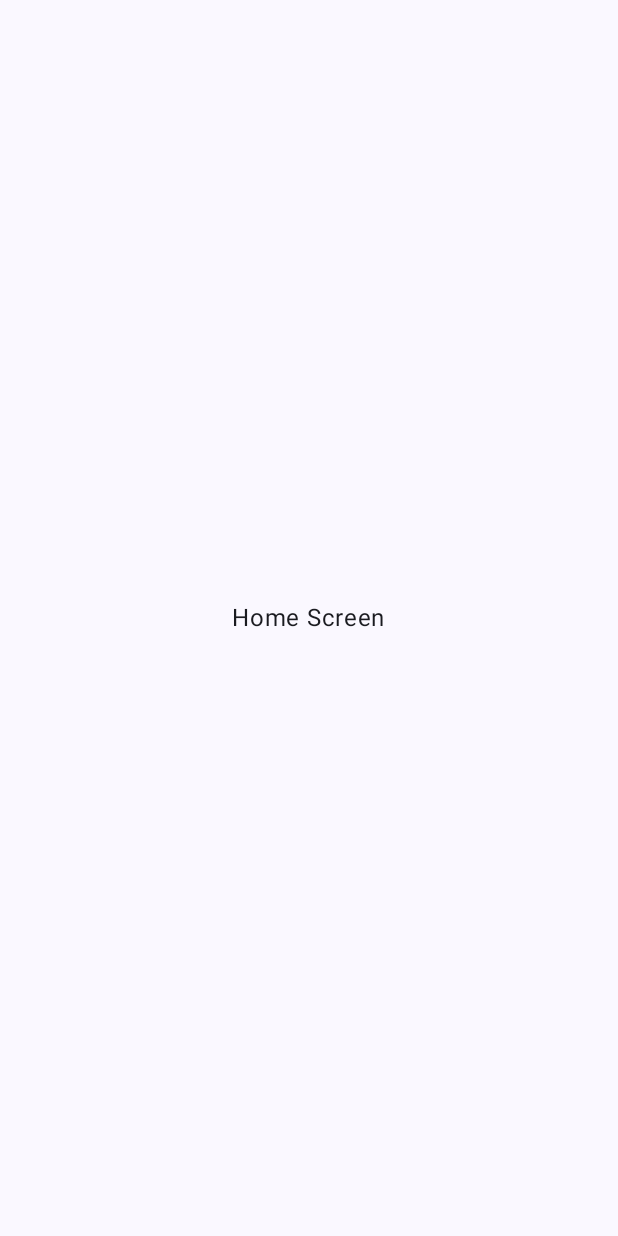
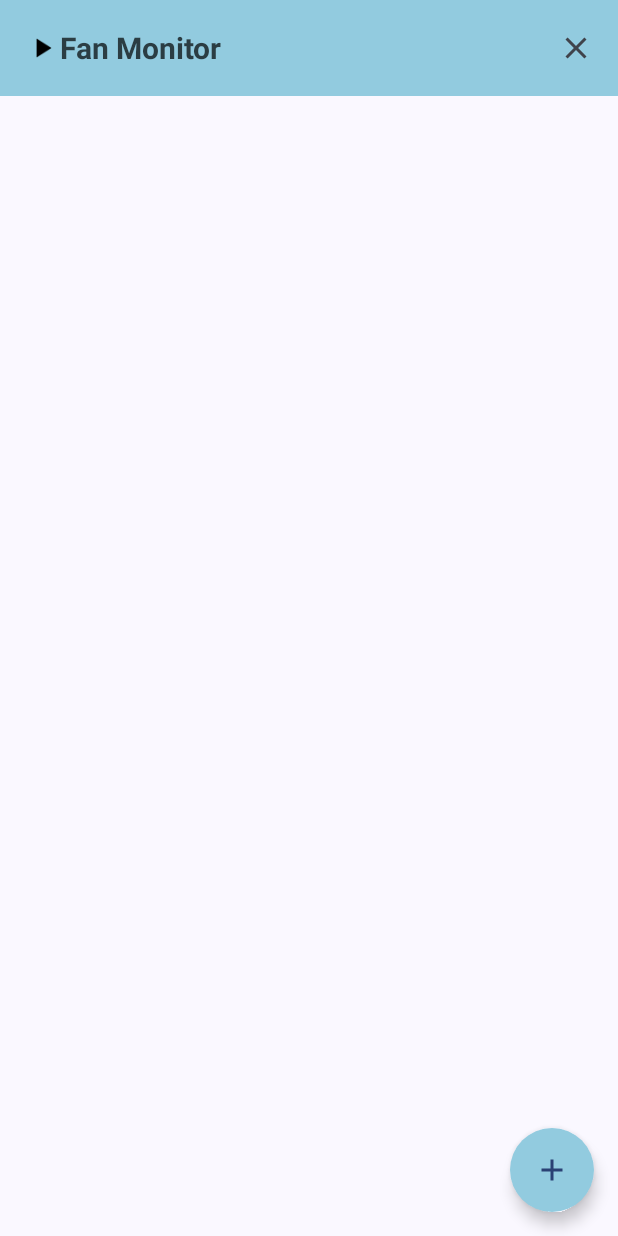
Before and after one commit to ivek81cro/Fan_Monitor_Full, an Android app built with Jetpack Compose: the FanMonitorHomeScreen screen opened through its navigation route, on a phone screen of 412 x 824 dp. Before the commit the screen is almost empty. Run offline under Robolectric (Android 15) with nearby library versions, the phone set to English and light mode, and no system bars; our stand-ins replace Firebase (no records; nobody signed in at launch, a user with empty details on screens opened directly).

Commit message:
building topappbar on homescreen

```diff
--- a/app/src/main/java/com/example/fanmonitor/screens/home/Fan MonitorHomeScreen.kt
+++ b/app/src/main/java/com/example/fanmonitor/screens/home/Fan MonitorHomeScreen.kt
@@ -1,10 +1,104 @@
 package com.example.fanmonitor.screens.home
 
+import android.annotation.SuppressLint
+import androidx.compose.foundation.Image
+import androidx.compose.foundation.layout.Row
+import androidx.compose.foundation.layout.Spacer
+import androidx.compose.foundation.layout.fillMaxSize
+import androidx.compose.foundation.layout.width
+import androidx.compose.foundation.shape.RoundedCornerShape
+import androidx.compose.material.icons.Icons
+import androidx.compose.material.icons.filled.Add
+import androidx.compose.material.icons.filled.Clear
+import androidx.compose.material.icons.filled.Favorite
+import androidx.compose.material.icons.filled.PlayArrow
+import androidx.compose.material3.ExperimentalMaterial3Api
+import androidx.compose.material3.FloatingActionButton
+import androidx.compose.material3.Icon
+import androidx.compose.material3.IconButton
+import androidx.compose.material3.MaterialTheme
+import androidx.compose.material3.MediumTopAppBar
+import androidx.compose.material3.Scaffold
+import androidx.compose.material3.SmallTopAppBar
+import androidx.compose.material3.Surface
 import androidx.compose.material3.Text
+import androidx.compose.material3.TopAppBarDefaults
 import androidx.compose.runtime.Composable
+import androidx.compose.ui.Alignment
+import androidx.compose.ui.Modifier
+import androidx.compose.ui.draw.clip
+import androidx.compose.ui.draw.scale
+import androidx.compose.ui.graphics.Color
+import androidx.compose.ui.text.TextStyle
+import androidx.compose.ui.text.font.FontWeight
+import androidx.compose.ui.unit.dp
+import androidx.compose.ui.unit.sp
 import androidx.navigation.NavController
+import com.example.fanmonitor.R
+import com.example.fanmonitor.navigation.FanMonitorScreens
+import com.google.firebase.auth.FirebaseAuth
+
+@SuppressLint("UnusedMaterial3ScaffoldPaddingParameter")
+@Composable
+fun FanMonitorHomeScreen(navController: NavController){
+    Scaffold( topBar = {
+        FanMonitorTopAppBar(title = "Fan Monitor",
+            navController = navController,
+            )
+    },
+        floatingActionButton = {
+            FABContent(){}
+        }) {
+            //content
+        Surface(modifier = Modifier.fillMaxSize()){
+            //HomeContent
+        }
+    }
+}
+
+@OptIn(ExperimentalMaterial3Api::class)
+@Composable
+fun FanMonitorTopAppBar(
+    title: String,
+    showProfile: Boolean = true,
+    navController: NavController) {
+    SmallTopAppBar(title = {
+        Row(verticalAlignment = Alignment.CenterVertically){
+            if(showProfile){
+                Image(imageVector = Icons.Default.PlayArrow,
+                    contentDescription = "Logo",
+                    modifier = Modifier.clip(RoundedCornerShape(12.dp))
+                        .scale(0.9f))
+            }
+            Text(text = title,
+                color = Color.Black.copy(alpha = 0.7f),
+                style = TextStyle(fontWeight = FontWeight.Bold, fontSize = 20.sp))
+            Spacer(modifier = Modifier.width(150.dp))
+        }
+    },
+        actions = {
+            IconButton(
+                onClick = {
+                    FirebaseAuth.getInstance ().signOut().run {
+                        navController.navigate(FanMonitorScreens.LoginScreen.name)
+                    }
+                }
+            ){
+                Icon(imageVector = Icons.Filled.Clear,
+                    contentDescription = "Favorites")
+            }
+        },
+        colors = TopAppBarDefaults.topAppBarColors(containerColor = Color(0xFF92CBDF),
+            titleContentColor = MaterialTheme.colorScheme.onBackground)
+        )
+}
 
 @Composable
-fun FanMonitorHomeScreen(navController: NavController){
-    Text("Home Screen")
+fun FABContent(onTap: () -> Unit) {
+    FloatingActionButton(onClick = {onTap()} ,
+        shape = RoundedCornerShape(50.dp),
+        containerColor = Color(0xFF92CBDF)){
+        Icon(imageVector = Icons.Default.Add, contentDescription = "Add Fan", tint = MaterialTheme.colorScheme.primary)
+
+    }
 }
```
